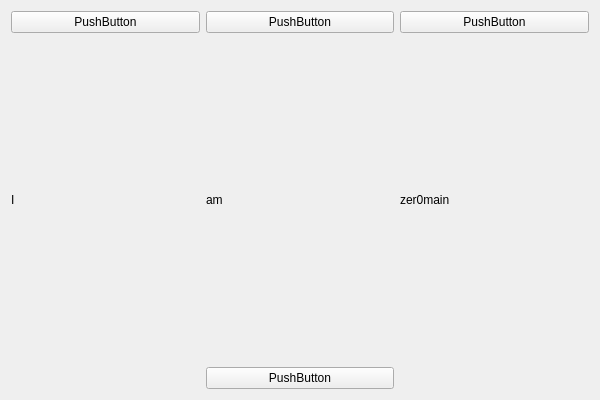
Qt form src/view/battleship/mainwindow.ui (zer0main/battleship) before a commit.
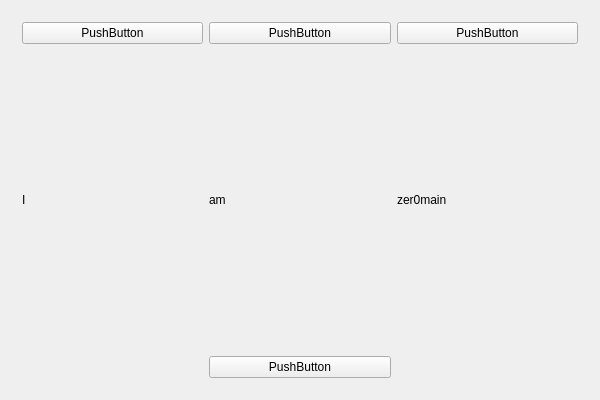
The same form after that commit.

Commit message: Move buttons and labels to Stacked widget

The edit to the form file:
```diff
--- a/src/view/battleship/mainwindow.ui
+++ b/src/view/battleship/mainwindow.ui
@@ -14,6 +14,10 @@
    <string>MainWindow</string>
   </property>
   <widget class="QWidget" name="centralWidget">
+   <layout class="QGridLayout" name="gridLayout" rowstretch="1,0">
+    <item row="0" column="1">
+     <widget class="QStackedWidget" name="stackedWidget">
+      <widget class="QWidget" name="startpage">
    <layout class="QGridLayout" name="gridLayout" rowstretch="1,0,0,0">
     <item row="0" column="0">
      <layout class="QVBoxLayout" name="verticalLayout">
@@ -74,6 +78,11 @@
       <property name="text">
        <string>PushButton</string>
       </property>
+         </widget>
+        </item>
+       </layout>
+      </widget>
+      <widget class="QWidget" name="inputpage"/>
      </widget>
     </item>
    </layout>
```
Lines whose indentation alone changed are shown as unchanged.
